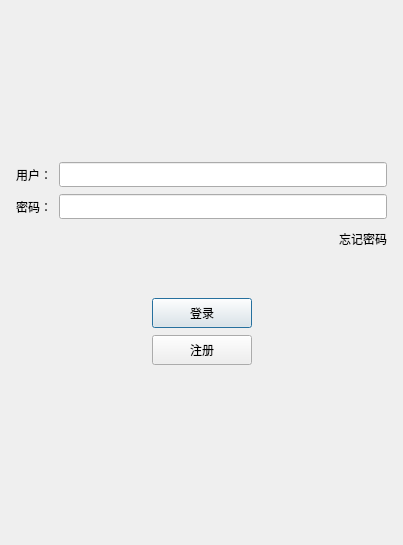
Before: the Qt Designer form logindialog.ui in ChanLian95/FirstCp, drawn with Qt 5.
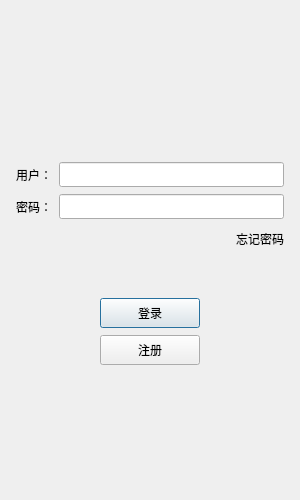
After: the same form once the commit is applied. Icons and pictures are not drawn.

Diff of the .ui file:
```diff
--- a/logindialog.ui
+++ b/logindialog.ui
@@ -6,20 +6,20 @@
    <rect>
     <x>0</x>
     <y>0</y>
-    <width>403</width>
-    <height>545</height>
+    <width>300</width>
+    <height>500</height>
    </rect>
   </property>
   <property name="minimumSize">
    <size>
-    <width>0</width>
-    <height>25</height>
+    <width>300</width>
+    <height>500</height>
    </size>
   </property>
   <property name="maximumSize">
    <size>
-    <width>16777215</width>
-    <height>16777215</height>
+    <width>300</width>
+    <height>500</height>
    </size>
   </property>
   <property name="windowTitle">
```
